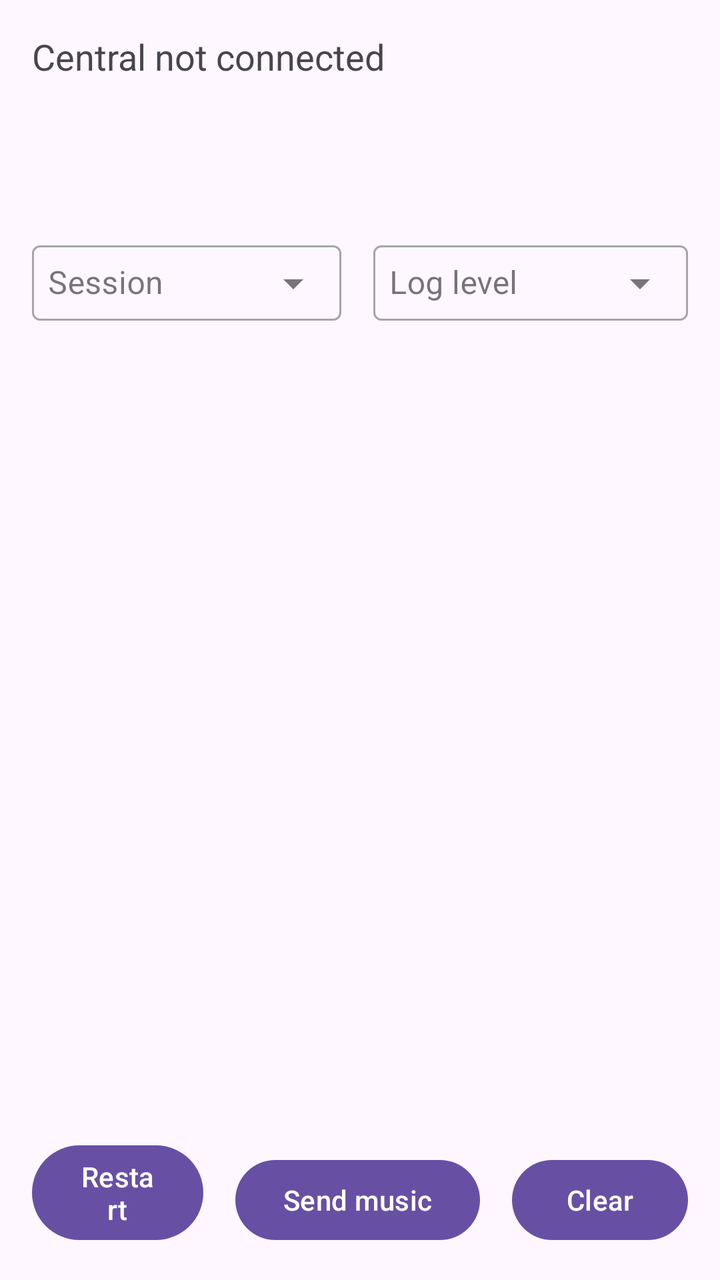
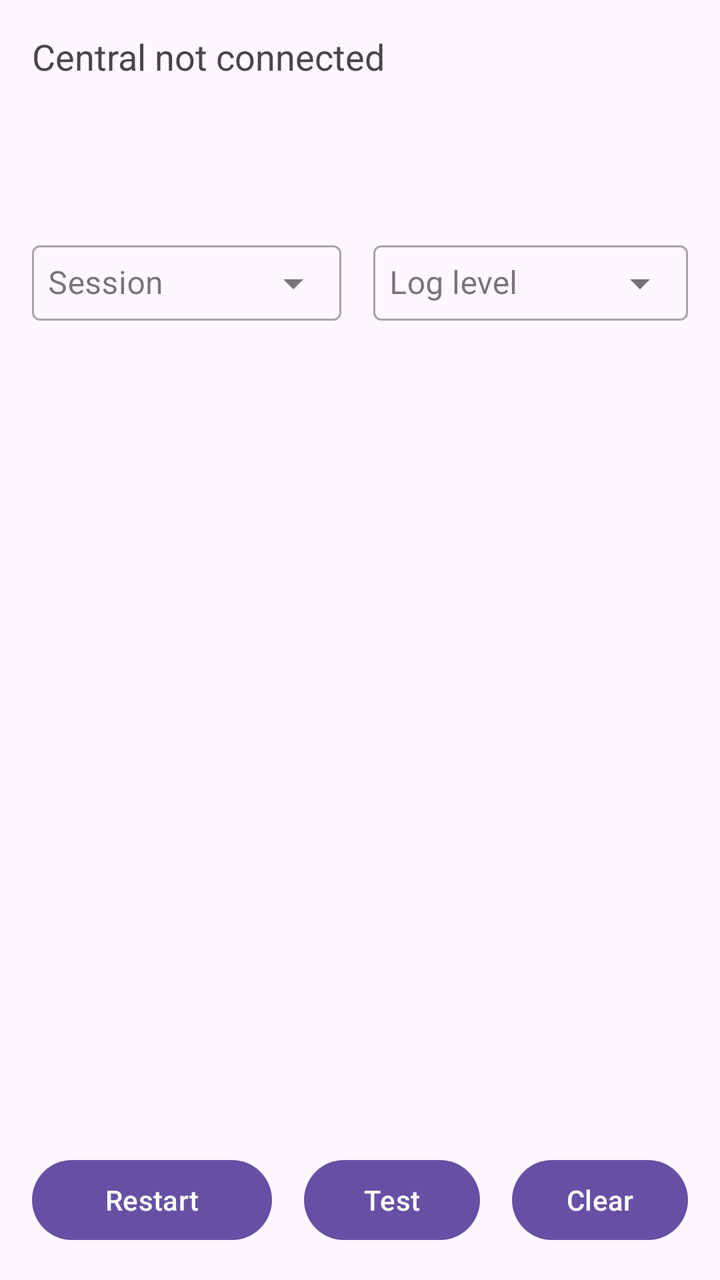

Screens rendered from an Android XML layout before and after an edit, with the pre-edit source and the edit as a unified diff.
<!-- AndroidManifest.xml: application theme Theme.Twingo -->
<!-- res/layout/activity_main.xml -->
<?xml version="1.0" encoding="utf-8"?>
<androidx.constraintlayout.widget.ConstraintLayout xmlns:android="http://schemas.android.com/apk/res/android"
    xmlns:app="http://schemas.android.com/apk/res-auto"
    xmlns:tools="http://schemas.android.com/tools"
    android:layout_width="match_parent"
    android:layout_height="match_parent"
    android:layout_marginTop="64dp"
    tools:context=".MainActivity">

    <TextView
        android:id="@+id/text_connection_state"
        android:layout_width="0dp"
        android:layout_height="wrap_content"
        android:layout_marginStart="16dp"
        android:layout_marginTop="16dp"
        android:layout_marginEnd="16dp"
        android:text="@string/text_disconnected"
        android:textSize="18sp"
        app:layout_constraintEnd_toEndOf="parent"
        app:layout_constraintStart_toStartOf="parent"
        app:layout_constraintTop_toTopOf="parent" />

    <ImageView
        android:id="@+id/image_music_cover"
        android:layout_width="48dp"
        android:layout_height="48dp"
        android:layout_marginStart="16dp"
        android:layout_marginTop="8dp"
        android:contentDescription=""
        app:layout_constraintStart_toStartOf="parent"
        app:layout_constraintTop_toBottomOf="@+id/text_connection_state"
        tools:ignore="ContentDescription" />

    <ImageView
        android:id="@+id/image_grayscale_music_cover"
        android:layout_width="48dp"
        android:layout_height="48dp"
        android:layout_marginStart="16dp"
        android:layout_marginTop="8dp"
        android:contentDescription=""
        app:layout_constraintStart_toEndOf="@+id/image_music_cover"
        app:layout_constraintTop_toBottomOf="@+id/text_connection_state"
        tools:ignore="ContentDescription" />

    <com.google.android.material.textfield.TextInputLayout
        android:id="@+id/dropdown_session"
        style="@style/Widget.MaterialComponents.TextInputLayout.OutlinedBox.ExposedDropdownMenu"
        android:layout_width="0dp"
        android:layout_height="wrap_content"
        android:layout_marginStart="16dp"
        android:layout_marginTop="16dp"
        android:layout_marginEnd="16dp"
        android:hint="Session"
        app:layout_constraintStart_toStartOf="parent"
        app:layout_constraintTop_toBottomOf="@+id/image_music_cover"
        app:layout_constraintWidth_percent="0.43">

        <AutoCompleteTextView
            android:layout_width="match_parent"
            android:layout_height="wrap_content"
            android:inputType="none"
            android:padding="8dp" />

    </com.google.android.material.textfield.TextInputLayout>

    <com.google.android.material.textfield.TextInputLayout
        android:id="@+id/dropdown_log_level"
        style="@style/Widget.MaterialComponents.TextInputLayout.OutlinedBox.ExposedDropdownMenu"
        android:layout_width="0dp"
        android:layout_height="wrap_content"
        android:layout_marginStart="16dp"
        android:layout_marginTop="16dp"
        android:layout_marginEnd="16dp"
        android:hint="Log level"
        app:layout_constraintEnd_toEndOf="parent"
        app:layout_constraintStart_toEndOf="@+id/dropdown_session"
        app:layout_constraintTop_toBottomOf="@+id/image_music_cover">

        <AutoCompleteTextView
            android:layout_width="match_parent"
            android:layout_height="wrap_content"
            android:inputType="none"
            android:padding="8dp" />

    </com.google.android.material.textfield.TextInputLayout>

    <ScrollView
        android:id="@+id/scroll_logs"
        android:layout_width="match_parent"
        android:layout_height="0dp"
        android:layout_marginStart="16dp"
        android:layout_marginTop="16dp"
        android:layout_marginEnd="16dp"
        android:layout_marginBottom="16dp"
        android:layout_weight="1"
        app:layout_constraintBottom_toTopOf="@+id/button_clear"
        app:layout_constraintEnd_toEndOf="parent"
        app:layout_constraintHorizontal_bias="0.0"
        app:layout_constraintStart_toStartOf="parent"
        app:layout_constraintTop_toBottomOf="@+id/dropdown_session">

        <TextView
            android:id="@+id/text_logs"
            android:layout_width="wrap_content"
            android:layout_height="wrap_content"
            android:textSize="16sp" />

    </ScrollView>

    <Button
        android:id="@+id/button_restart"
        android:layout_width="0dp"
        android:layout_height="wrap_content"
        android:layout_marginStart="16dp"
        android:layout_marginEnd="16dp"
        android:layout_marginBottom="16dp"
        android:onClick="onClickRestart"
        android:text="@string/button_restart"
        app:layout_constraintBottom_toBottomOf="parent"
        app:layout_constraintEnd_toStartOf="@+id/button_send_music"
        app:layout_constraintStart_toStartOf="parent" />

    <Button
        android:id="@+id/button_send_music"
        android:layout_width="wrap_content"
        android:layout_height="wrap_content"
        android:layout_marginEnd="16dp"
        android:layout_marginBottom="16dp"
        android:onClick="onClickSendMusic"
        android:text="@string/button_send_music"
        app:layout_constraintBottom_toBottomOf="parent"
        app:layout_constraintEnd_toStartOf="@+id/button_clear" />

    <Button
        android:id="@+id/button_clear"
        android:layout_width="wrap_content"
        android:layout_height="wrap_content"
        android:layout_marginEnd="16dp"
        android:layout_marginBottom="16dp"
        android:onClick="onClickClear"
        android:text="@string/button_clear"
        app:layout_constraintBottom_toBottomOf="parent"
        app:layout_constraintEnd_toEndOf="parent" />

</androidx.constraintlayout.widget.ConstraintLayout>
<!-- resources referenced by this layout -->
<resources>
  <string name="button_clear">Clear</string>
  <string name="button_restart">Restart</string>
  <string name="button_send_music">Send music</string>
  <string name="text_disconnected">Central not connected</string>
  <style name="Theme.Twingo" parent="Theme.Material3.Light.NoActionBar">
          <item name="android:statusBarColor">@android:color/transparent</item>
          <item name="android:windowLightStatusBar">true</item>
      </style>
</resources>

<!-- the commit's change to res/layout/activity_main.xml (unified diff, before → after) -->
@@ -117,17 +117,17 @@
         android:onClick="onClickRestart"
         android:text="@string/button_restart"
         app:layout_constraintBottom_toBottomOf="parent"
-        app:layout_constraintEnd_toStartOf="@+id/button_send_music"
+        app:layout_constraintEnd_toStartOf="@+id/button_test"
         app:layout_constraintStart_toStartOf="parent" />
 
     <Button
-        android:id="@+id/button_send_music"
+        android:id="@+id/button_test"
         android:layout_width="wrap_content"
         android:layout_height="wrap_content"
         android:layout_marginEnd="16dp"
         android:layout_marginBottom="16dp"
-        android:onClick="onClickSendMusic"
-        android:text="@string/button_send_music"
+        android:onClick="onClickTest"
+        android:text="@string/button_test"
         app:layout_constraintBottom_toBottomOf="parent"
         app:layout_constraintEnd_toStartOf="@+id/button_clear" />
 
<!-- resource entries referenced after the edit -->
@@ -2,7 +2,7 @@
 <resources>
   <string name="button_clear">Clear</string>
   <string name="button_restart">Restart</string>
-  <string name="button_send_music">Send music</string>
+  <string name="button_test">Test</string>
   <string name="text_disconnected">Central not connected</string>
   <style name="Theme.Twingo" parent="Theme.Material3.Light.NoActionBar">
           <item name="android:statusBarColor">@android:color/transparent</item>
